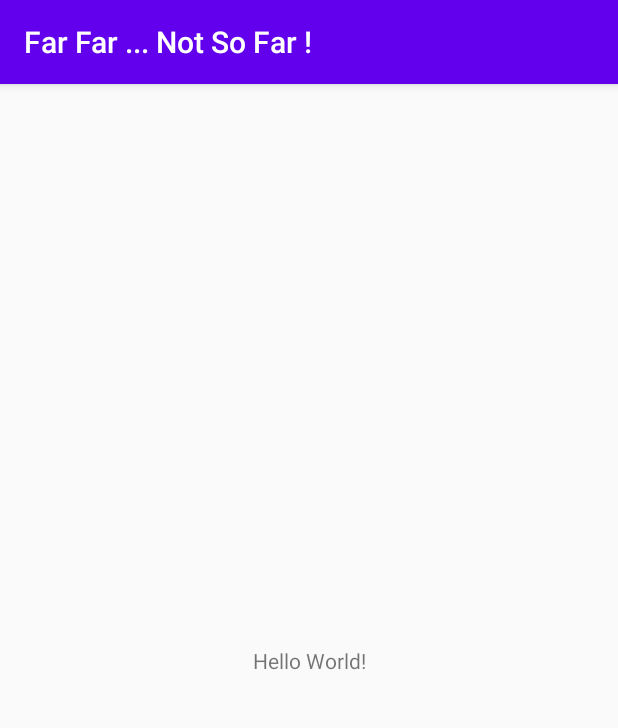
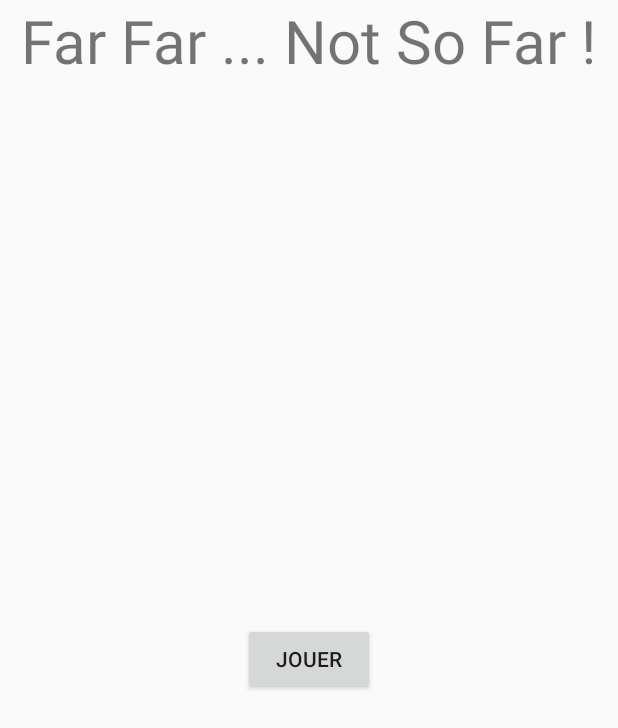
Before and after one commit to CorentinLivain/FarFarNotSoFarV2, an Android app: the screen it shows after launch (MainActivity), on a phone screen of 412 x 824 dp. Shown: the top 728 px of the screen. Run offline under Robolectric (Android 15) with nearby library versions, the phone set to English and light mode, and no system bars.

Commit message:
menu, bouton, barre cachée

```diff
--- a/app/src/main/AndroidManifest.xml
+++ b/app/src/main/AndroidManifest.xml
@@ -16,6 +16,10 @@
                 <category android:name="android.intent.category.LAUNCHER" />
             </intent-filter>
         </activity>
+
+        <activity android:name=".GameActivity">
+
+        </activity>
     </application>
 
 </manifest>
--- a/app/src/main/java/com/example/farfarnotsofarv2/MainActivity.java
+++ b/app/src/main/java/com/example/farfarnotsofarv2/MainActivity.java
@@ -2,13 +2,23 @@ package com.example.farfarnotsofarv2;
 
 import androidx.appcompat.app.AppCompatActivity;
 
+import android.content.Intent;
 import android.os.Bundle;
+import android.view.View;
+import android.widget.Button;
 
 public class MainActivity extends AppCompatActivity {
+
+    private Button btnJouer;
 
     @Override
     protected void onCreate(Bundle savedInstanceState) {
         super.onCreate(savedInstanceState);
         setContentView(R.layout.activity_main);
     }
+
+    public void game(View view) {
+        Intent intent = new Intent(this, GameActivity.class);
+        startActivity(intent);
+    }
 }
--- /dev/null
+++ b/app/src/main/res/layout/activity_game.xml
@@ -0,0 +1,6 @@
+<?xml version="1.0" encoding="utf-8"?>
+<androidx.constraintlayout.widget.ConstraintLayout
+    xmlns:android="http://schemas.android.com/apk/res/android" android:layout_width="match_parent"
+    android:layout_height="match_parent">
+
+</androidx.constraintlayout.widget.ConstraintLayout>
--- a/app/src/main/res/layout/activity_main.xml
+++ b/app/src/main/res/layout/activity_main.xml
@@ -7,12 +7,23 @@
     tools:context=".MainActivity">
 
     <TextView
+        android:id="@+id/textView"
         android:layout_width="wrap_content"
         android:layout_height="wrap_content"
-        android:text="Hello World!"
-        app:layout_constraintBottom_toBottomOf="parent"
-        app:layout_constraintLeft_toLeftOf="parent"
-        app:layout_constraintRight_toRightOf="parent"
+        android:text="@string/app_name"
+        android:textSize="40sp"
+        app:layout_constraintEnd_toEndOf="parent"
+        app:layout_constraintStart_toStartOf="parent"
         app:layout_constraintTop_toTopOf="parent" />
 
+    <Button
+        android:id="@+id/button"
+        android:layout_width="wrap_content"
+        android:layout_height="wrap_content"
+        android:text="@string/BtnJouer"
+        android:onClick="game"
+        app:layout_constraintBottom_toBottomOf="parent"
+        app:layout_constraintEnd_toEndOf="parent"
+        app:layout_constraintStart_toStartOf="parent"
+        app:layout_constraintTop_toBottomOf="@+id/textView" />
 </androidx.constraintlayout.widget.ConstraintLayout>
--- a/app/src/main/res/values/strings.xml
+++ b/app/src/main/res/values/strings.xml
@@ -1,3 +1,4 @@
 <resources>
     <string name="app_name">Far Far ... Not So Far !</string>
+    <string name="BtnJouer">Jouer</string>
 </resources>
--- a/app/src/main/res/values/styles.xml
+++ b/app/src/main/res/values/styles.xml
@@ -1,6 +1,6 @@
 <resources>
     <!-- Base application theme. -->
-    <style name="AppTheme" parent="Theme.AppCompat.Light.DarkActionBar">
+    <style name="AppTheme" parent="Theme.AppCompat.Light.NoActionBar">
         <!-- Customize your theme here. -->
         <item name="colorPrimary">@color/colorPrimary</item>
         <item name="colorPrimaryDark">@color/colorPrimaryDark</item>
```
Also changed, not shown: app/src/main/java/com/example/farfarnotsofarv2/GameActivity.java (added, +13 -0 lines).
